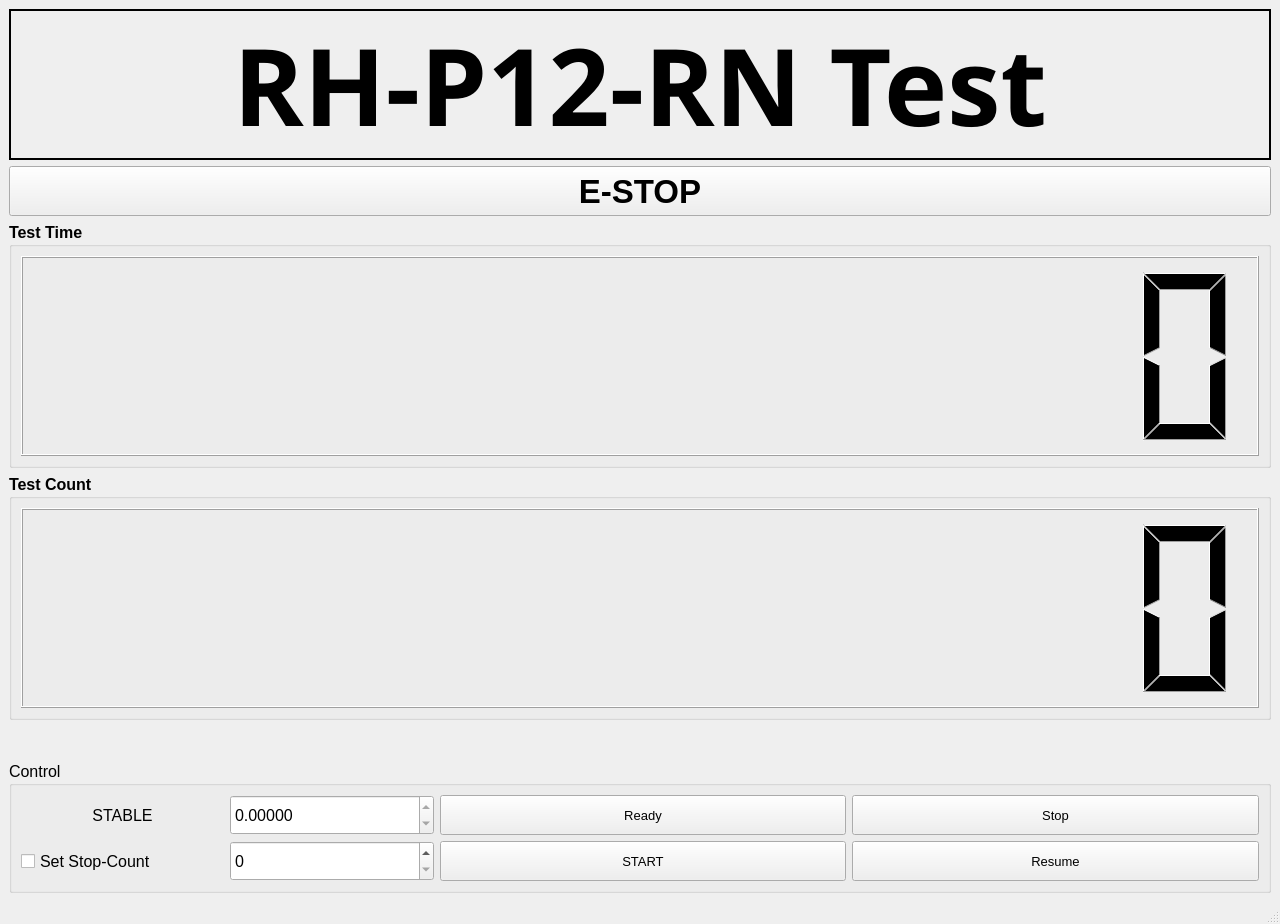
Qt form test_gripper_gui/ui/test_gripper_main_window.ui (ROBOTIS-Kayman/Gripper-TEST) before a commit.
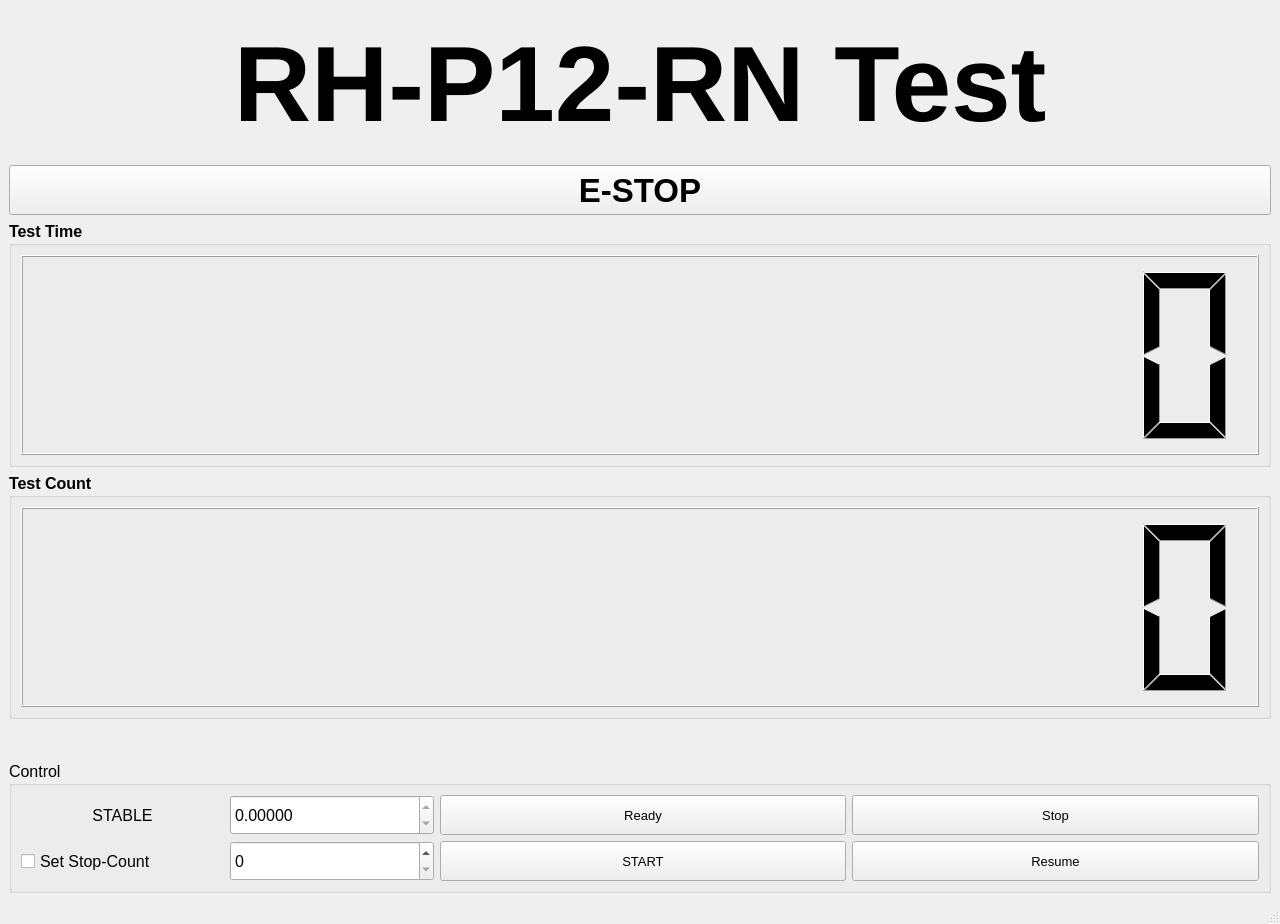
The same form after that commit. Icons and pictures are not drawn.

Commit message: added a function of enable/disable mode for control buttons added updated gui image for markdown.

```diff
--- a/test_gripper_gui/ui/test_gripper_main_window.ui
+++ b/test_gripper_gui/ui/test_gripper_main_window.ui
@@ -20,32 +20,36 @@
   <widget class="QWidget" name="centralwidget">
    <layout class="QVBoxLayout" name="verticalLayout">
     <item>
-     <widget class="QLabel" name="label">
+     <widget class="QPushButton" name="pushButton_lock">
+      <property name="minimumSize">
+       <size>
+        <width>0</width>
+        <height>150</height>
+       </size>
+      </property>
       <property name="font">
        <font>
-        <family>Noto Sans</family>
         <pointsize>80</pointsize>
         <weight>75</weight>
         <bold>true</bold>
        </font>
       </property>
-      <property name="frameShape">
-       <enum>QFrame::Box</enum>
+      <property name="autoFillBackground">
+       <bool>false</bool>
       </property>
-      <property name="frameShadow">
-       <enum>QFrame::Plain</enum>
-      </property>
-      <property name="lineWidth">
-       <number>2</number>
-      </property>
-      <property name="midLineWidth">
-       <number>0</number>
+      <property name="styleSheet">
+       <string notr="true">background-color: rgba(191, 64, 64, 0);
+border:1px solid;
+border-color: rgb(238, 238, 236);</string>
       </property>
       <property name="text">
        <string>RH-P12-RN Test</string>
       </property>
-      <property name="alignment">
-       <set>Qt::AlignCenter</set>
+      <property name="checkable">
+       <bool>true</bool>
+      </property>
+      <property name="checked">
+       <bool>false</bool>
       </property>
      </widget>
     </item>
```
Left out of the diff: 6 changed lines with no effect on the pictures. The commit also changes 5 other files.
